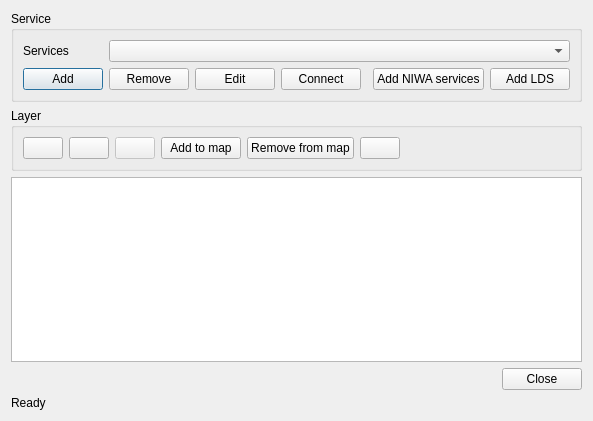
Old version of the form src/plugins/web_data/webdatadialogbase.ui in the repository mhugent/QGIS.
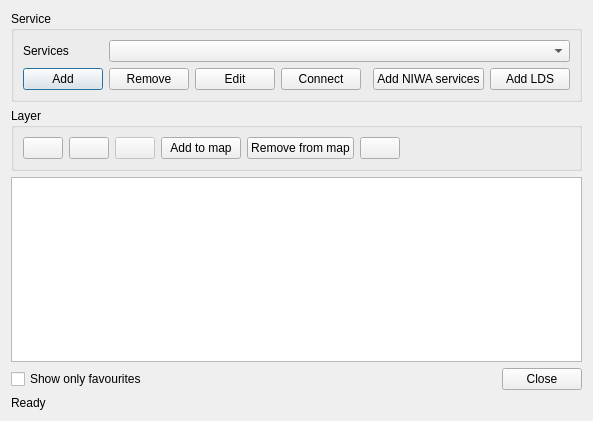
New version of the form. Icons and pictures are not drawn.

Commit message: Add checkbox to show only favourite items

```diff
--- a/src/plugins/web_data/webdatadialogbase.ui
+++ b/src/plugins/web_data/webdatadialogbase.ui
@@ -14,7 +14,7 @@
    <string>Web data plugin</string>
   </property>
   <layout class="QGridLayout" name="gridLayout">
-   <item row="0" column="0">
+   <item row="0" column="0" colspan="2">
     <widget class="QGroupBox" name="mServiceGroupBox">
      <property name="title">
       <string>Service</string>
@@ -106,7 +106,7 @@
      </layout>
     </widget>
    </item>
-   <item row="1" column="0">
+   <item row="1" column="0" colspan="2">
     <widget class="QGroupBox" name="mLayerGroupBox">
      <property name="title">
       <string>Layer</string>
@@ -211,10 +211,17 @@
      </layout>
     </widget>
    </item>
-   <item row="2" column="0">
+   <item row="2" column="0" colspan="2">
     <widget class="QTreeView" name="mLayersTreeView"/>
    </item>
    <item row="3" column="0">
+    <widget class="QCheckBox" name="mOnlyFavouritesCheckBox">
+     <property name="text">
+      <string>Show only favourites</string>
+     </property>
+    </widget>
+   </item>
+   <item row="3" column="1">
     <widget class="QDialogButtonBox" name="buttonBox">
      <property name="orientation">
       <enum>Qt::Horizontal</enum>
```
